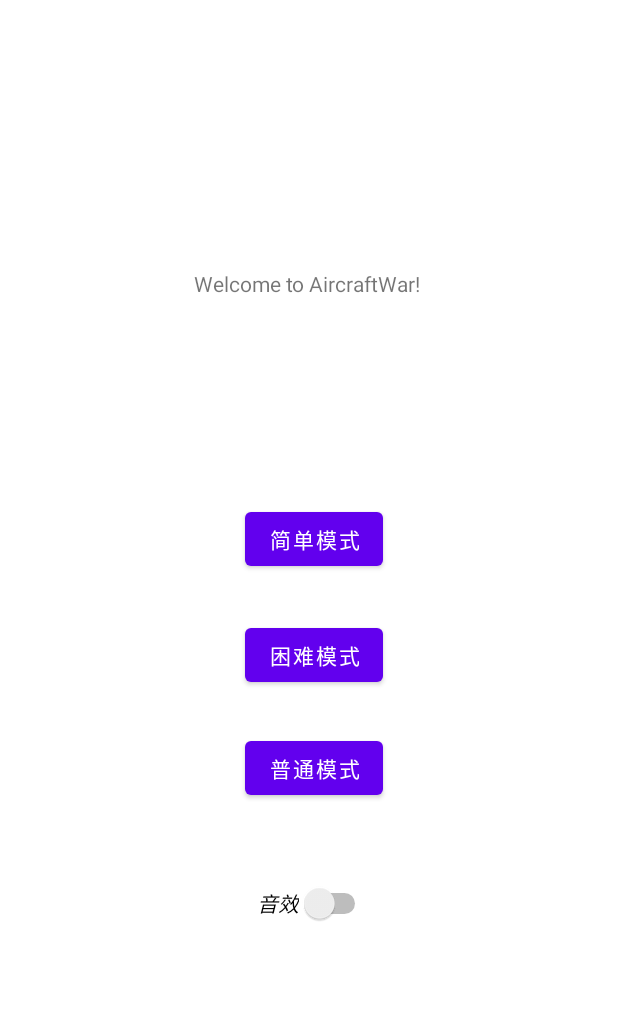
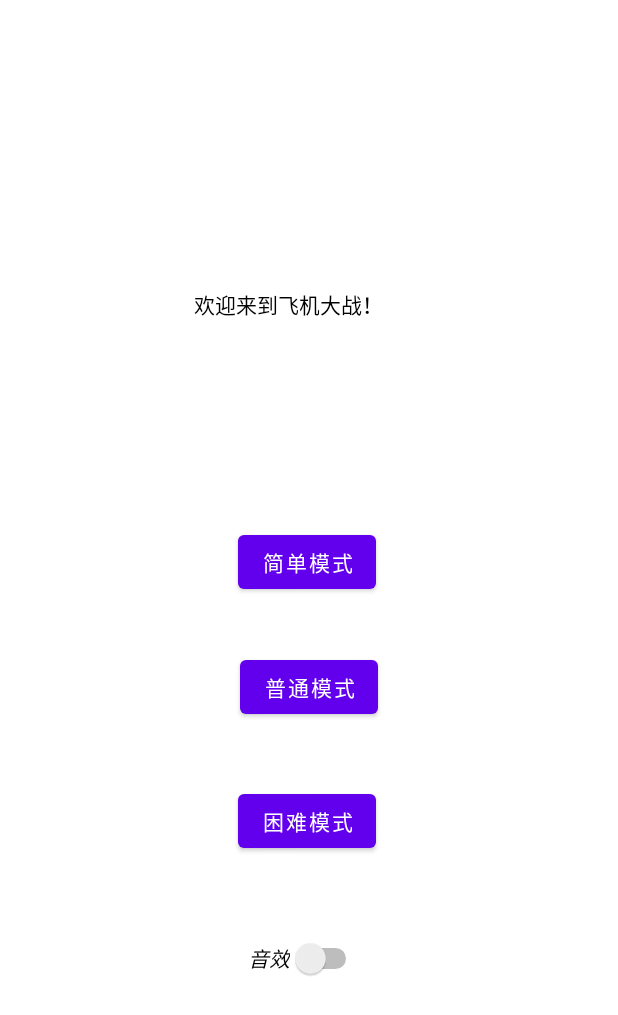
Before and after one commit to mooyiwang/AircraftWar-App, an Android app: the screen it shows after launch (MainActivity), on a phone screen of 412 x 824 dp. Shown: the top 1015 px of the screen. Run offline under Robolectric (Android 15) with nearby library versions, the phone set to English and light mode, and no system bars; our stand-ins replace navigation-ui.

Commit message:
Pt 1.1 finished truly

```diff
--- a/app/src/main/AndroidManifest.xml
+++ b/app/src/main/AndroidManifest.xml
@@ -20,7 +20,7 @@
 
         <activity
             android:name=".application.MainActivity"
-            android:exported="false"
+            android:exported="true"
             android:label="@string/app_name"
             android:theme="@style/Theme.AircraftWarApp.NoActionBar">
             <intent-filter>
--- a/app/src/main/res/layout/activity_main.xml
+++ b/app/src/main/res/layout/activity_main.xml
@@ -9,15 +9,29 @@
     <androidx.constraintlayout.widget.ConstraintLayout
         android:id="@+id/constraintLayout"
         android:layout_width="match_parent"
-        android:layout_height="match_parent">
+        android:layout_height="match_parent"
+        app:layout_anchor="@+id/constraintLayout"
+        app:layout_anchorGravity="center">
+
+        <Button
+            android:id="@+id/medium"
+            android:layout_width="wrap_content"
+            android:layout_height="wrap_content"
+            android:layout_marginStart="1dp"
+            android:layout_marginBottom="41dp"
+            android:text="@string/medium"
+            app:layout_constraintBottom_toTopOf="@+id/hard"
+            app:layout_constraintStart_toStartOf="@+id/easy"
+            app:layout_constraintTop_toBottomOf="@+id/easy" />
 
         <TextView
             android:id="@+id/welcome"
             android:layout_width="154dp"
             android:layout_height="0dp"
-            android:layout_marginTop="179dp"
-            android:layout_marginBottom="66dp"
-            android:text="@string/welcome_to_aircraftwar"
+            android:layout_marginTop="192dp"
+            android:layout_marginBottom="48dp"
+            android:text="欢迎来到飞机大战！"
+            android:textColor="@color/black"
             app:layout_constraintBottom_toTopOf="@+id/easy"
             app:layout_constraintEnd_toEndOf="parent"
             app:layout_constraintStart_toStartOf="parent"
@@ -27,45 +41,37 @@
             android:id="@+id/easy"
             android:layout_width="wrap_content"
             android:layout_height="wrap_content"
-            android:layout_marginEnd="28dp"
-            android:layout_marginBottom="29dp"
+            android:layout_marginStart="29dp"
+            android:layout_marginBottom="35dp"
             android:text="@string/easy"
-            app:layout_constraintBottom_toTopOf="@+id/hard"
-            app:layout_constraintEnd_toEndOf="@+id/welcome"
+            app:layout_constraintBottom_toTopOf="@+id/medium"
+            app:layout_constraintStart_toStartOf="@+id/welcome"
             app:layout_constraintTop_toBottomOf="@+id/welcome" />
 
         <Button
             android:id="@+id/hard"
             android:layout_width="wrap_content"
             android:layout_height="wrap_content"
-            android:layout_marginBottom="27dp"
+            android:layout_marginEnd="1dp"
+            android:layout_marginBottom="43dp"
             android:text="@string/hard"
-            app:layout_constraintBottom_toTopOf="@+id/medium"
-            app:layout_constraintStart_toStartOf="@+id/easy"
-            app:layout_constraintTop_toBottomOf="@+id/easy" />
+            app:layout_constraintBottom_toTopOf="@+id/musicSwitch"
+            app:layout_constraintEnd_toEndOf="@+id/medium"
+            app:layout_constraintTop_toBottomOf="@+id/medium" />
 
         <Switch
             android:id="@+id/musicSwitch"
             android:layout_width="wrap_content"
             android:layout_height="wrap_content"
-            android:layout_marginStart="8dp"
-            android:layout_marginBottom="198dp"
+            android:layout_marginEnd="9dp"
+            android:layout_marginBottom="161dp"
             android:minHeight="48dp"
             android:text="音效"
             android:textStyle="italic"
             app:layout_constraintBottom_toBottomOf="parent"
-            app:layout_constraintStart_toStartOf="@+id/medium"
-            app:layout_constraintTop_toBottomOf="@+id/medium" />
+            app:layout_constraintEnd_toEndOf="@+id/hard"
+            app:layout_constraintTop_toBottomOf="@+id/hard" />
 
-        <Button
-            android:id="@+id/medium"
-            android:layout_width="wrap_content"
-            android:layout_height="wrap_content"
-            android:layout_marginBottom="42dp"
-            android:text="@string/medium"
-            app:layout_constraintBottom_toTopOf="@+id/musicSwitch"
-            app:layout_constraintStart_toStartOf="@+id/hard"
-            app:layout_constraintTop_toBottomOf="@+id/hard" />
     </androidx.constraintlayout.widget.ConstraintLayout>
 
 </androidx.coordinatorlayout.widget.CoordinatorLayout>
```
Also changed, not shown: app/src/main/java/com/hit/sz/activity/GameActivity.java (+28 -0 lines), app/src/main/java/com/hit/sz/application/MainActivity.java (+9 -0 lines), app/src/main/java/com/hit/sz/item/basic/AbstractFlyingObject.java (+5 -2 lines), app/src/main/java/com/hit/sz/view/AbstractGameView.java (+116 -71 lines), app/src/main/java/com/hit/sz/view/EasyGameView.java (+36 -3 lines), app/src/main/java/com/hit/sz/view/HardGameView.java (+35 -1 lines), app/src/main/java/com/hit/sz/view/MediumGameView.java (+36 -1 lines), 3 other files.
